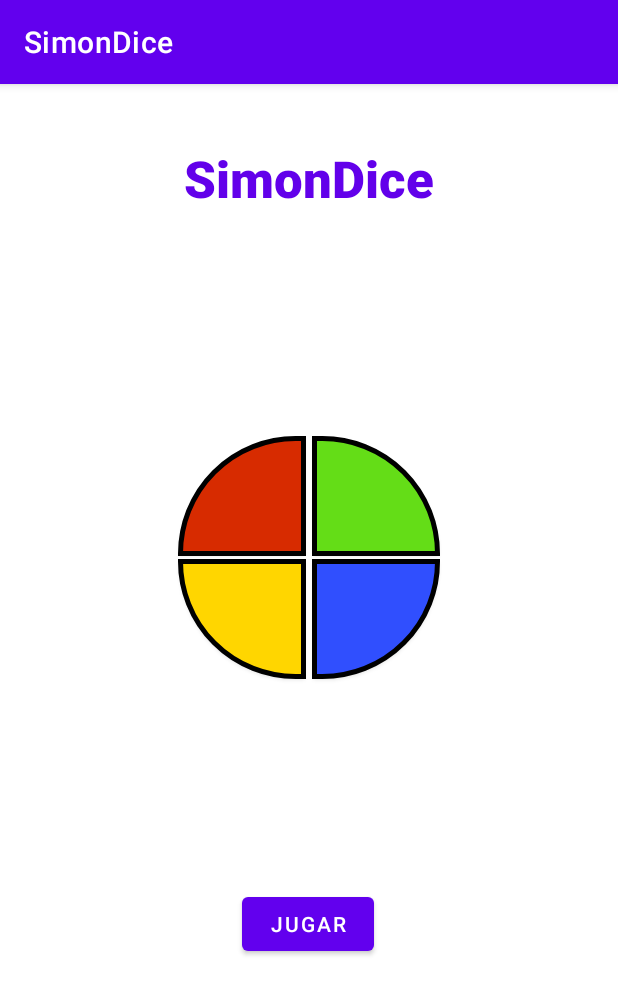
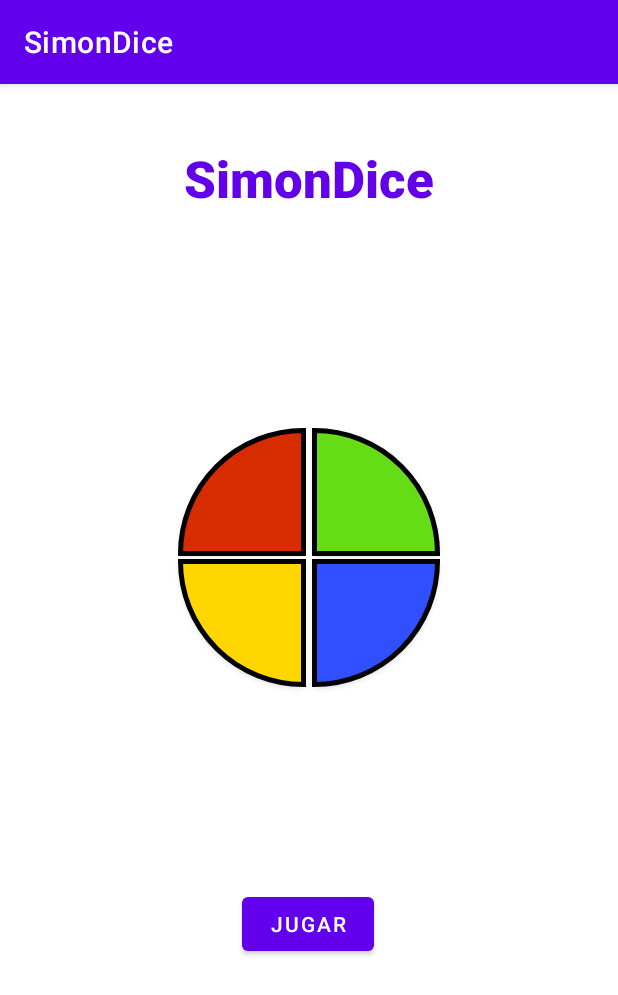
Before and after one commit to patriciamv97/SimonDice, an Android app: the screen it shows after launch (MainActivity), on a phone screen of 412 x 824 dp. Shown: the top 995 px of the screen. Run offline under Robolectric (Android 15) with nearby library versions, the light colour scheme and no system bars.

Commit message:
Modificación layout

```diff
--- a/app/src/main/res/layout/activity_main.xml
+++ b/app/src/main/res/layout/activity_main.xml
@@ -17,7 +17,7 @@
 
         android:id="@+id/verde"
         android:layout_width="85dp"
-        android:layout_height="80dp"
+        android:layout_height="85dp"
         android:layout_marginStart="2dp"
         android:layout_marginEnd="132dp"
         android:background="@drawable/boton_verde"
@@ -29,7 +29,7 @@
     <androidx.appcompat.widget.AppCompatButton
         android:id="@+id/rojo"
         android:layout_width="85dp"
-        android:layout_height="80dp"
+        android:layout_height="85dp"
         android:layout_marginStart="132dp"
         android:layout_marginEnd="2dp"
         android:background="@drawable/boton_rojo"
@@ -40,7 +40,7 @@
     <androidx.appcompat.widget.AppCompatButton
         android:id="@+id/azul"
         android:layout_width="85dp"
-        android:layout_height="80dp"
+        android:layout_height="85dp"
         android:layout_marginStart="2dp"
         android:layout_marginTop="2dp"
         android:layout_marginEnd="132dp"
@@ -52,7 +52,7 @@
     <androidx.appcompat.widget.AppCompatButton
         android:id="@+id/amarillo"
         android:layout_width="85dp"
-        android:layout_height="80dp"
+        android:layout_height="85dp"
         android:layout_marginStart="132dp"
         android:layout_marginTop="2dp"
         android:layout_marginEnd="2dp"
@@ -97,12 +97,14 @@
         app:layout_constraintStart_toStartOf="parent"
         app:layout_constraintTop_toTopOf="parent" />
 
+    <!-- El jugador clicka el boton y se muestra la ronda-->
+
     <TextView
         android:id="@+id/titulo"
         android:layout_width="wrap_content"
         android:layout_height="wrap_content"
-        android:layout_marginTop="84dp"
-        android:layout_marginEnd="52dp"
+        android:layout_marginTop="112dp"
+        android:layout_marginEnd="48dp"
         android:fontFamily="sans-serif"
         android:text="Ronda"
         android:visibility="gone"
@@ -110,12 +112,11 @@
         app:layout_constraintTop_toTopOf="parent"
         tools:visibility="invisible" />
 
-    <!-- El jugador clicka el boton y se muestra la ronda-->
     <TextView
         android:id="@+id/ronda"
         android:layout_width="50dp"
         android:layout_height="30dp"
-        android:layout_marginTop="116dp"
+        android:layout_marginTop="140dp"
         android:layout_marginEnd="40dp"
         android:text=""
         app:layout_constraintEnd_toEndOf="parent"
```
